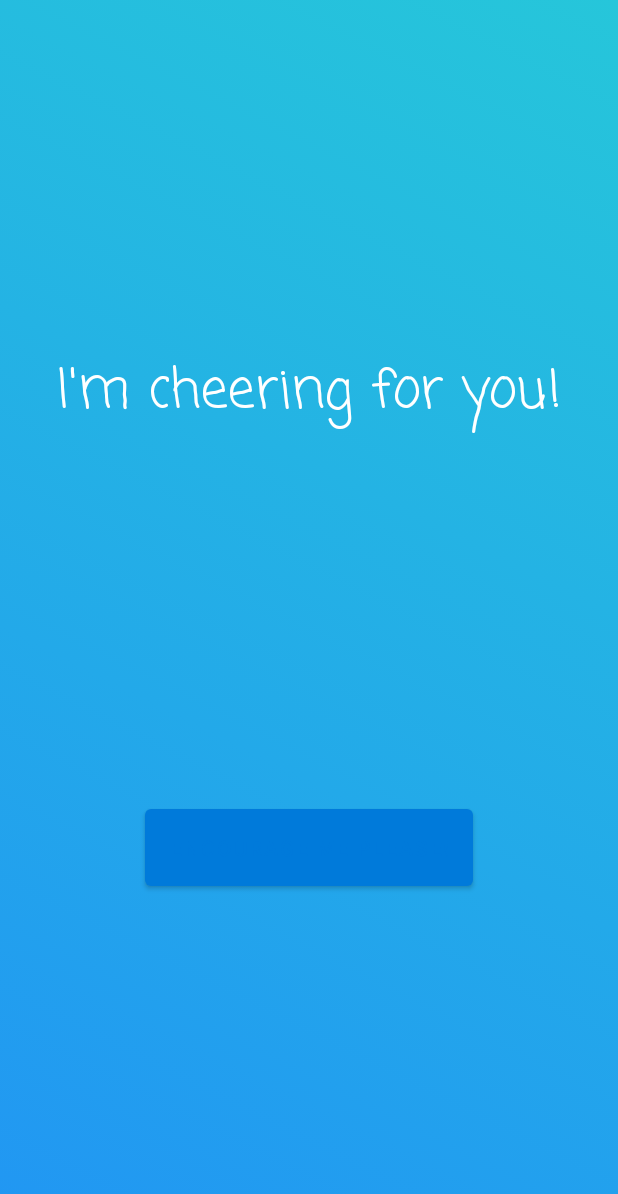
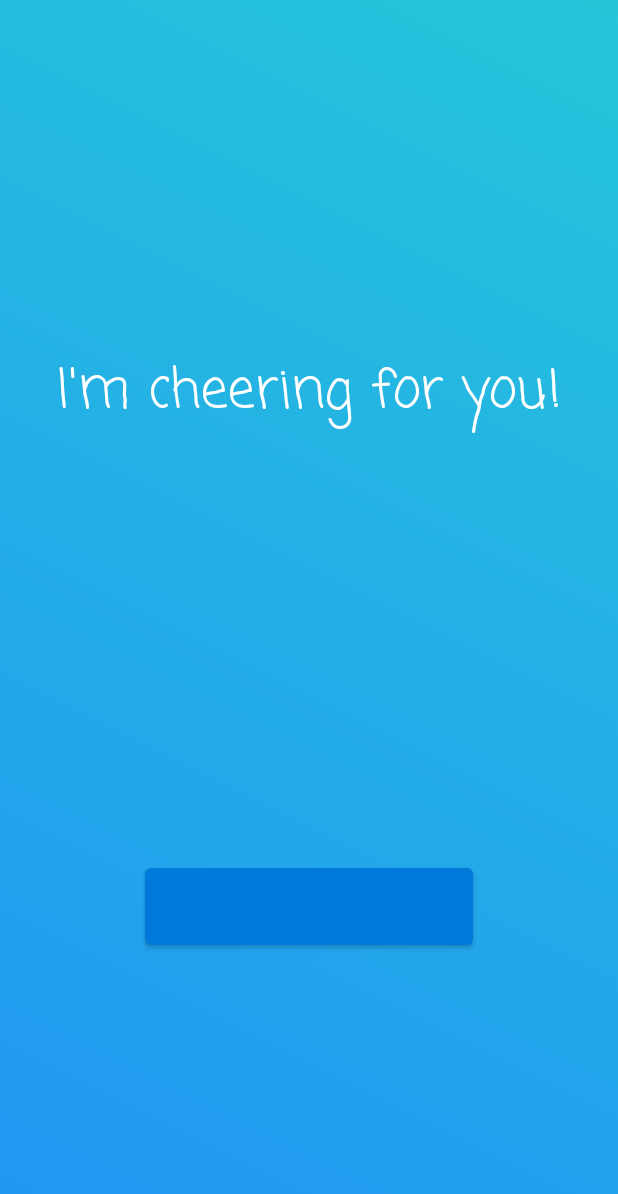
Before and after one commit to shiinee/encourage-bot, an Android app: the screen it shows after launch (MainActivity), on a phone screen of 412 x 824 dp. Shown: the top 1194 px of the screen. Run offline under Robolectric (Android 15) with nearby library versions, the phone set to English and light mode, and no system bars.

Commit message:
Fix button movement
The button was moving around depending on message length because it
was constrained to the textview. Constrained it to the edge of the
app instead.

```diff
--- a/app/src/main/res/layout/activity_main.xml
+++ b/app/src/main/res/layout/activity_main.xml
@@ -36,6 +36,7 @@
         app:layout_constraintEnd_toEndOf="parent"
         app:layout_constraintHorizontal_bias="0.5"
         app:layout_constraintStart_toStartOf="parent"
-        app:layout_constraintTop_toBottomOf="@+id/encourageText" />
+        app:layout_constraintTop_toTopOf="parent"
+        app:layout_constraintVertical_bias="0.75" />
 
 </android.support.constraint.ConstraintLayout>
```
